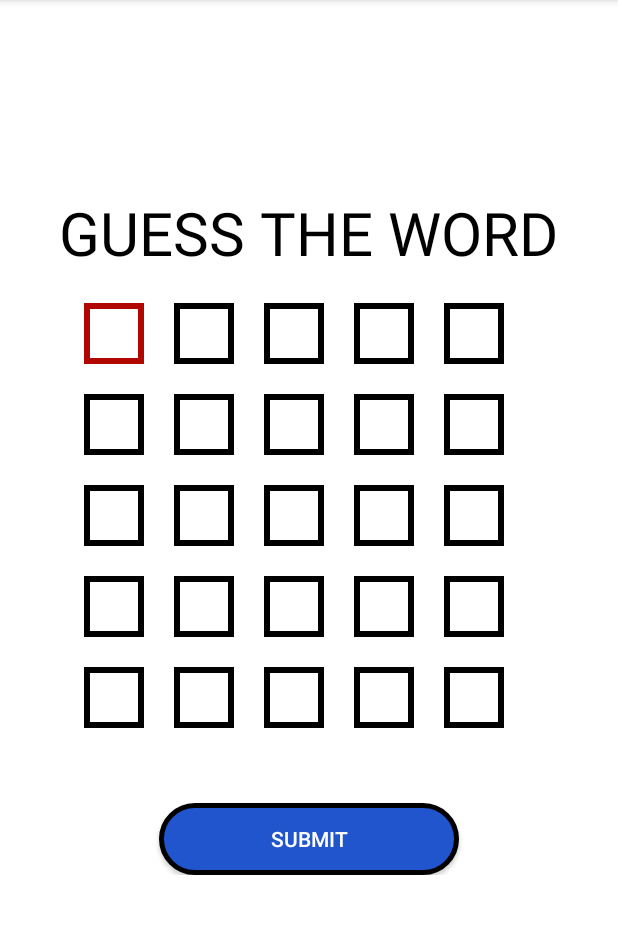
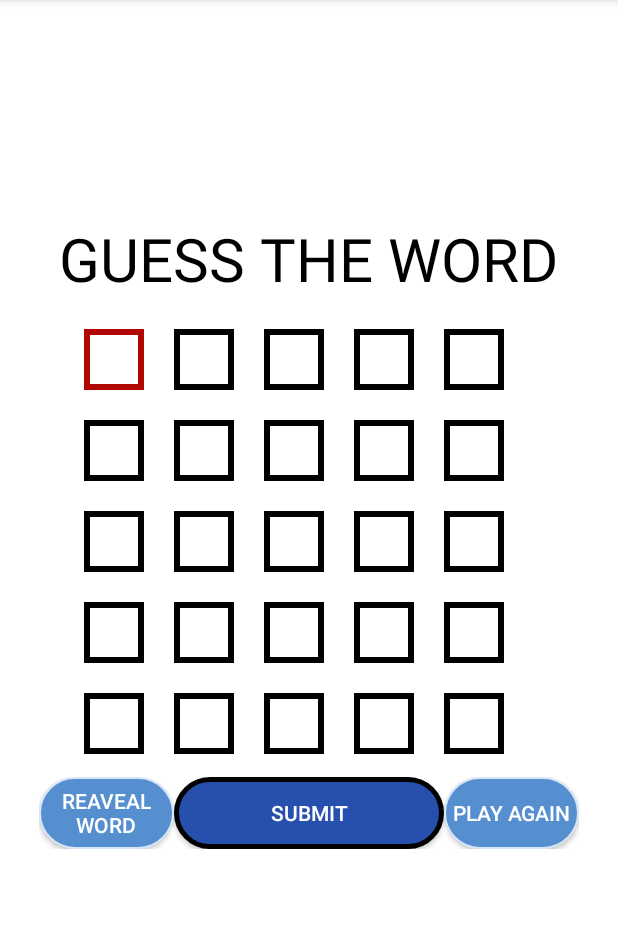
Before and after one commit to TresorKL/WordleGame, an Android app: the screen it shows after launch (MainActivity), on a phone screen of 412 x 824 dp, the part 84-1018 px from its top. Run offline under Robolectric (Android 15) with nearby library versions, the phone set to English and light mode, and no system bars; our stand-ins replace CircleImageView.

Commit message:
adding two more buttons

```diff
--- a/app/src/main/res/drawable/custom_button.xml
+++ b/app/src/main/res/drawable/custom_button.xml
@@ -5,6 +5,6 @@
             android:color="#000000" />
 
         <corners android:radius="25sp" />
-    <solid android:color="#2155CD" />
+    <solid android:color="#2750AE" />
 
     </shape>
--- /dev/null
+++ b/app/src/main/res/drawable/custom_small_btn.xml
@@ -0,0 +1,9 @@
+<?xml version="1.0" encoding="utf-8"?>
+<shape xmlns:android="http://schemas.android.com/apk/res/android">
+    <stroke android:width="1dp"
+        android:color="#D6E6F8" />
+    <corners android:radius="360sp" />
+
+    <solid android:color="#568FCF" />
+
+</shape>
--- a/app/src/main/res/layout/activity_main.xml
+++ b/app/src/main/res/layout/activity_main.xml
@@ -352,15 +352,48 @@
                 android:background="@drawable/custom_input"/>
 
         </LinearLayout>
-        <Button
-            android:id="@+id/submitWord"
-            android:layout_width="200sp"
+
+        <LinearLayout
+            android:layout_width="wrap_content"
             android:layout_height="wrap_content"
-            android:layout_marginTop="50sp"
+            android:orientation="horizontal"
             android:layout_gravity="center"
-            android:background="@drawable/custom_button"
-            android:text="@string/submit_btn"
-            />
+            android:layout_marginTop="15sp"
+
+            >
+
+            <Button
+                android:id="@+id/realword"
+                android:layout_width="90sp"
+                android:layout_height="wrap_content"
+                android:layout_gravity="center"
+                android:background="@drawable/custom_small_btn"
+                android:text="Reaveal word"
+                />
+
+            <Button
+                android:id="@+id/submitWord"
+                android:layout_width="180sp"
+                android:layout_height="wrap_content"
+
+                android:layout_gravity="center"
+                android:background="@drawable/custom_button"
+                android:text="@string/submit_btn"
+                />
+            <Button
+                android:id="@+id/playAgain"
+                android:layout_width="90sp"
+                android:layout_height="wrap_content"
+
+                android:layout_gravity="center"
+                android:background="@drawable/custom_small_btn"
+                android:text="PLAY AGAIN"
+                />
+
+
+        </LinearLayout>
+
+
 
   </LinearLayout>
 
```
